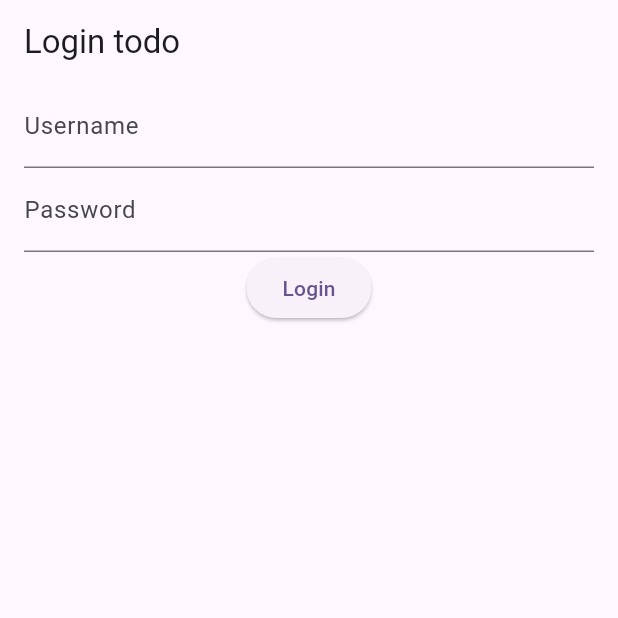
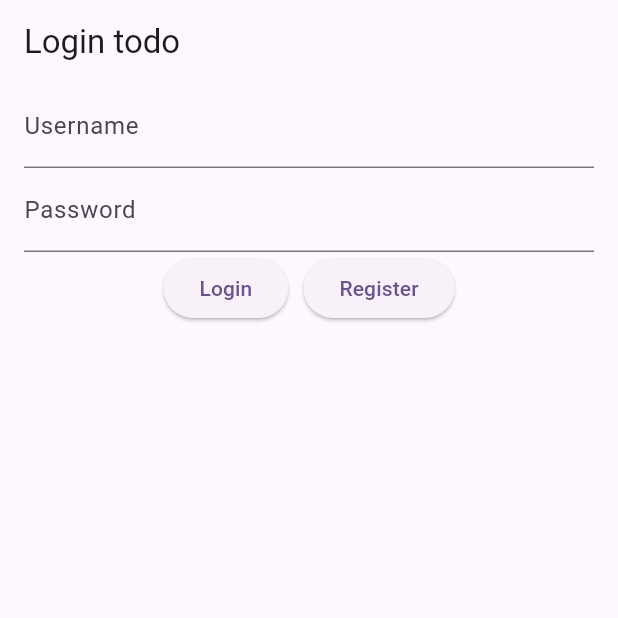
Before and after one commit to DeployChef/todo_bloc, a Flutter app: the screen it shows after launch, on a phone screen of 412 x 824 dp, the top half of it. Run offline on Flutter 3.47's test engine with Material 2 defaults, Android fonts, the phone set to English and light mode, and no system bars; our stand-ins replace bloc, equatable, flutter_bloc, hive, hive_flutter; accounts and stored records are empty.

Commit message:
register

```diff
--- a/lib/home/bloc/home_event.dart
+++ b/lib/home/bloc/home_event.dart
@@ -16,4 +16,14 @@ class LoginEvent extends HomeEvent {
   List<Object> get props => [username, password];
 }
 
+class RegisterEvent extends HomeEvent {
+  final String username;
+  final String password;
+
+  RegisterEvent(this.username, this.password);
+
+  @override
+  List<Object> get props => [username, password];
+}
+
 class RegisterServiceEvent extends HomeEvent {}
--- a/lib/home/bloc/home_state.dart
+++ b/lib/home/bloc/home_state.dart
@@ -8,7 +8,12 @@ abstract class HomeState extends Equatable {
 }
 
 class HomeInitial extends HomeState {
-  const HomeInitial();
+  final String? error;
+
+  const HomeInitial({this.error});
+
+  @override
+  List<Object?> get props => [error];
 }
 
 class SuccessfullLoginState extends HomeState {
--- a/lib/home/home.dart
+++ b/lib/home/home.dart
@@ -31,6 +31,17 @@ class HomePage extends StatelessWidget {
                 ),
               );
             }
+            if (state is HomeInitial) {
+              if (state.error != null) {
+                showDialog(
+                  context: context,
+                  builder: (context) => AlertDialog(
+                    title: Text("Error"),
+                    content: Text(state.error!),
+                  ),
+                );
+              }
+            }
           },
           builder: (context, state) {
             if (state is HomeInitial) {
@@ -51,9 +62,21 @@ class HomePage extends StatelessWidget {
                         labelText: "Password",
                       ),
                     ),
-                    ElevatedButton(
-                      onPressed: () => BlocProvider.of<HomeBloc>(context).add(LoginEvent(usernameField.text, passwordField.text)),
-                      child: Text("Login"),
+                    Row(
+                      mainAxisAlignment: MainAxisAlignment.center,
+                      children: [
+                        ElevatedButton(
+                          onPressed: () => BlocProvider.of<HomeBloc>(context).add(LoginEvent(usernameField.text, passwordField.text)),
+                          child: Text("Login"),
+                        ),
+                        SizedBox(
+                          width: 10,
+                        ),
+                        ElevatedButton(
+                          onPressed: () => BlocProvider.of<HomeBloc>(context).add(RegisterEvent(usernameField.text, passwordField.text)),
+                          child: Text("Register"),
+                        ),
+                      ],
                     ),
                   ],
                 ),
```
Also changed, not shown: lib/home/bloc/home_bloc.dart (+16 -0 lines), lib/services/auth.dart (+17 -0 lines).
